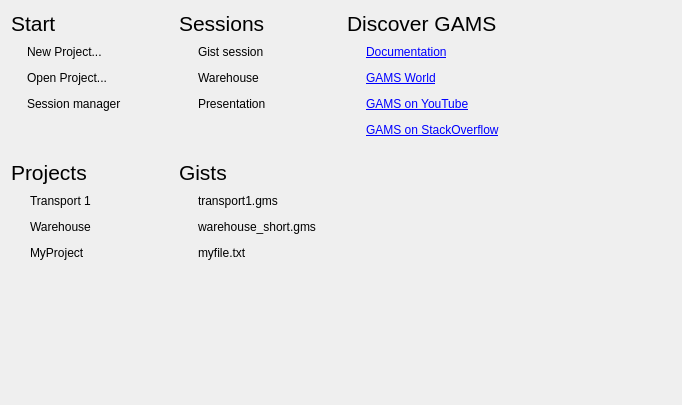
Above: src/welcomepage.ui from GAMS-dev/studio before the change. Below: the same form after it.
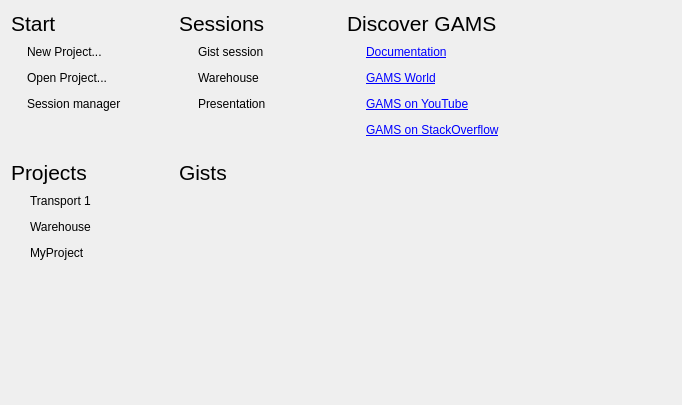
That is the form after the change.

Commit message: added basic functionality see last opened files on welcomepage added history data object to mainwindow

Patch:
```diff
--- a/src/welcomepage.ui
+++ b/src/welcomepage.ui
@@ -312,68 +312,7 @@
       </widget>
      </item>
      <item>
-      <layout class="QFormLayout" name="formLayout_5">
-       <item row="0" column="0">
-        <spacer name="horizontalSpacer_9">
-         <property name="orientation">
-          <enum>Qt::Horizontal</enum>
-         </property>
-         <property name="sizeHint" stdset="0">
-          <size>
-           <width>13</width>
-           <height>20</height>
-          </size>
-         </property>
-        </spacer>
-       </item>
-       <item row="0" column="1">
-        <widget class="QLabel" name="label_13">
-         <property name="text">
-          <string>transport1.gms</string>
-         </property>
-        </widget>
-       </item>
-       <item row="1" column="0">
-        <spacer name="horizontalSpacer_16">
-         <property name="orientation">
-          <enum>Qt::Horizontal</enum>
-         </property>
-         <property name="sizeHint" stdset="0">
-          <size>
-           <width>13</width>
-           <height>20</height>
-          </size>
-         </property>
-        </spacer>
-       </item>
-       <item row="1" column="1">
-        <widget class="QLabel" name="label_20">
-         <property name="text">
-          <string>warehouse_short.gms</string>
-         </property>
-        </widget>
-       </item>
-       <item row="2" column="0">
-        <spacer name="horizontalSpacer_17">
-         <property name="orientation">
-          <enum>Qt::Horizontal</enum>
-         </property>
-         <property name="sizeHint" stdset="0">
-          <size>
-           <width>13</width>
-           <height>20</height>
-          </size>
-         </property>
-        </spacer>
-       </item>
-       <item row="2" column="1">
-        <widget class="QLabel" name="label_21">
-         <property name="text">
-          <string>myfile.txt</string>
-         </property>
-        </widget>
-       </item>
-      </layout>
+      <layout class="QFormLayout" name="layout_lastFiles"/>
      </item>
      <item>
       <spacer name="verticalSpacer_5">
```
The commit also changes 4 other files.
